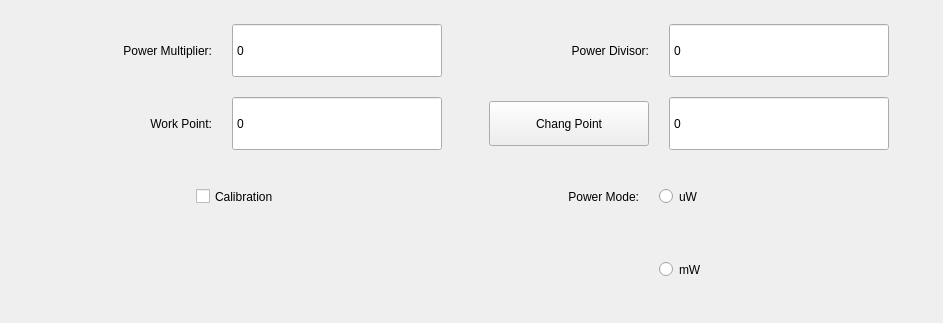
The window that motherwdt.ui (yuanjinxin123/shenglei) describes before a commit, drawn with Qt 5.
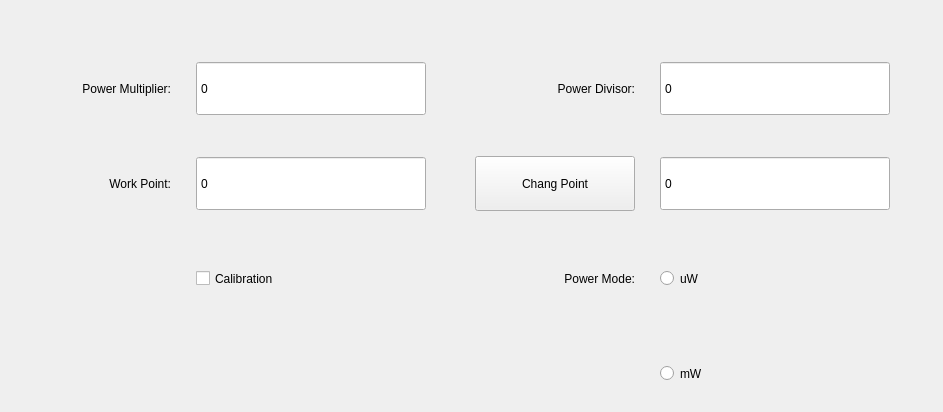
The same window after the commit.

What changed in the file:
```diff
--- a/motherwdt.ui
+++ b/motherwdt.ui
@@ -7,19 +7,25 @@
     <x>0</x>
     <y>0</y>
     <width>943</width>
-    <height>323</height>
+    <height>403</height>
    </rect>
   </property>
   <property name="windowTitle">
    <string>Form</string>
   </property>
-  <layout class="QGridLayout" name="gridLayout">
-   <item row="0" column="0">
-    <layout class="QHBoxLayout" name="horizontalLayout">
-     <property name="spacing">
-      <number>20</number>
+  <layout class="QHBoxLayout" name="horizontalLayout">
+   <item>
+    <layout class="QFormLayout" name="formLayout">
+     <property name="horizontalSpacing">
+      <number>25</number>
      </property>
-     <item>
+     <property name="verticalSpacing">
+      <number>40</number>
+     </property>
+     <property name="topMargin">
+      <number>50</number>
+     </property>
+     <item row="0" column="0">
       <widget class="QLabel" name="label">
        <property name="minimumSize">
         <size>
@@ -47,7 +53,7 @@
        </property>
       </widget>
      </item>
-     <item>
+     <item row="0" column="1">
       <widget class="QSpinBox" name="mPowerBt">
        <property name="sizePolicy">
         <sizepolicy hsizetype="Preferred" vsizetype="Preferred">
@@ -78,74 +84,7 @@
        </property>
       </widget>
      </item>
-    </layout>
-   </item>
-   <item row="0" column="1">
-    <layout class="QHBoxLayout" name="horizontalLayout_3">
-     <property name="spacing">
-      <number>20</number>
-     </property>
-     <item>
-      <widget class="QLabel" name="label_2">
-       <property name="minimumSize">
-        <size>
-         <width>160</width>
-         <height>55</height>
-        </size>
-       </property>
-       <property name="maximumSize">
-        <size>
-         <width>160</width>
-         <height>55</height>
-        </size>
-       </property>
-       <property name="text">
-        <string>Power Divisor:</string>
-       </property>
-       <property name="alignment">
-        <set>Qt::AlignRight|Qt::AlignTrailing|Qt::AlignVCenter</set>
-       </property>
-      </widget>
-     </item>
-     <item>
-      <widget class="QSpinBox" name="mPowerPz">
-       <property name="sizePolicy">
-        <sizepolicy hsizetype="Preferred" vsizetype="Preferred">
-         <horstretch>0</horstretch>
-         <verstretch>0</verstretch>
-        </sizepolicy>
-       </property>
-       <property name="minimumSize">
-        <size>
-         <width>210</width>
-         <height>55</height>
-        </size>
-       </property>
-       <property name="maximumSize">
-        <size>
-         <width>230</width>
-         <height>55</height>
-        </size>
-       </property>
-       <property name="readOnly">
-        <bool>true</bool>
-       </property>
-       <property name="buttonSymbols">
-        <enum>QAbstractSpinBox::NoButtons</enum>
-       </property>
-       <property name="maximum">
-        <number>80000</number>
-       </property>
-      </widget>
-     </item>
-    </layout>
-   </item>
-   <item row="1" column="0">
-    <layout class="QHBoxLayout" name="horizontalLayout_2">
-     <property name="spacing">
-      <number>20</number>
-     </property>
-     <item>
+     <item row="1" column="0">
       <widget class="QLabel" name="label_10">
        <property name="minimumSize">
         <size>
@@ -167,7 +106,7 @@
        </property>
       </widget>
      </item>
-     <item>
+     <item row="1" column="1">
       <widget class="QSpinBox" name="mWorkPoint">
        <property name="sizePolicy">
         <sizepolicy hsizetype="Preferred" vsizetype="Preferred">
@@ -195,90 +134,7 @@
        </property>
       </widget>
      </item>
-    </layout>
-   </item>
-   <item row="1" column="1">
-    <layout class="QHBoxLayout" name="horizontalLayout_4">
-     <property name="spacing">
-      <number>20</number>
-     </property>
-     <item>
-      <widget class="QPushButton" name="mChangePointBtn">
-       <property name="sizePolicy">
-        <sizepolicy hsizetype="Minimum" vsizetype="Preferred">
-         <horstretch>0</horstretch>
-         <verstretch>0</verstretch>
-        </sizepolicy>
-       </property>
-       <property name="minimumSize">
-        <size>
-         <width>160</width>
-         <height>45</height>
-        </size>
-       </property>
-       <property name="maximumSize">
-        <size>
-         <width>160</width>
-         <height>45</height>
-        </size>
-       </property>
-       <property name="text">
-        <string>Chang Point</string>
-       </property>
-      </widget>
-     </item>
-     <item>
-      <widget class="QSpinBox" name="mChangePoint">
-       <property name="sizePolicy">
-        <sizepolicy hsizetype="Preferred" vsizetype="Preferred">
-         <horstretch>0</horstretch>
-         <verstretch>0</verstretch>
-        </sizepolicy>
-       </property>
-       <property name="minimumSize">
-        <size>
-         <width>210</width>
-         <height>55</height>
-        </size>
-       </property>
-       <property name="maximumSize">
-        <size>
-         <width>230</width>
-         <height>55</height>
-        </size>
-       </property>
-       <property name="readOnly">
-        <bool>true</bool>
-       </property>
-       <property name="buttonSymbols">
-        <enum>QAbstractSpinBox::NoButtons</enum>
-       </property>
-      </widget>
-     </item>
-    </layout>
-   </item>
-   <item row="2" column="0">
-    <layout class="QHBoxLayout" name="horizontalLayout_7">
-     <item>
-      <widget class="QLabel" name="label_5">
-       <property name="minimumSize">
-        <size>
-         <width>110</width>
-         <height>55</height>
-        </size>
-       </property>
-       <property name="maximumSize">
-        <size>
-         <width>110</width>
-         <height>55</height>
-        </size>
-       </property>
-       <property name="text">
-        <string/>
-       </property>
-      </widget>
-     </item>
-     <item>
+     <item row="2" column="1">
       <widget class="QCheckBox" name="mCorrectSwitch">
        <property name="sizePolicy">
         <sizepolicy hsizetype="Minimum" vsizetype="Preferred">
@@ -306,24 +162,155 @@
        </property>
       </widget>
      </item>
+     <item row="3" column="1">
+      <widget class="QLabel" name="label_5">
+       <property name="minimumSize">
+        <size>
+         <width>210</width>
+         <height>55</height>
+        </size>
+       </property>
+       <property name="maximumSize">
+        <size>
+         <width>230</width>
+         <height>55</height>
+        </size>
+       </property>
+       <property name="text">
+        <string/>
+       </property>
+      </widget>
+     </item>
     </layout>
    </item>
-   <item row="2" column="1">
-    <layout class="QHBoxLayout" name="horizontalLayout_5">
-     <property name="spacing">
-      <number>20</number>
+   <item>
+    <layout class="QFormLayout" name="formLayout_2">
+     <property name="horizontalSpacing">
+      <number>25</number>
      </property>
-     <item>
+     <property name="verticalSpacing">
+      <number>40</number>
+     </property>
+     <property name="topMargin">
+      <number>50</number>
+     </property>
+     <item row="0" column="0">
+      <widget class="QLabel" name="label_2">
+       <property name="minimumSize">
+        <size>
+         <width>160</width>
+         <height>55</height>
+        </size>
+       </property>
+       <property name="maximumSize">
+        <size>
+         <width>160</width>
+         <height>55</height>
+        </size>
+       </property>
+       <property name="text">
+        <string>Power Divisor:</string>
+       </property>
+       <property name="alignment">
+        <set>Qt::AlignRight|Qt::AlignTrailing|Qt::AlignVCenter</set>
+       </property>
+      </widget>
+     </item>
+     <item row="0" column="1">
+      <widget class="QSpinBox" name="mPowerPz">
+       <property name="sizePolicy">
+        <sizepolicy hsizetype="Preferred" vsizetype="Preferred">
+         <horstretch>0</horstretch>
+         <verstretch>0</verstretch>
+        </sizepolicy>
+       </property>
+       <property name="minimumSize">
+        <size>
+         <width>210</width>
+         <height>55</height>
+        </size>
+       </property>
+       <property name="maximumSize">
+        <size>
+         <width>230</width>
+         <height>55</height>
+        </size>
+       </property>
+       <property name="readOnly">
+        <bool>true</bool>
+       </property>
+       <property name="buttonSymbols">
+        <enum>QAbstractSpinBox::NoButtons</enum>
+       </property>
+       <property name="maximum">
+        <number>80000</number>
+       </property>
+      </widget>
+     </item>
+     <item row="1" column="0">
+      <widget class="QPushButton" name="mChangePointBtn">
+       <property name="sizePolicy">
+        <sizepolicy hsizetype="Minimum" vsizetype="Preferred">
+         <horstretch>0</horstretch>
+         <verstretch>0</verstretch>
+        </sizepolicy>
+       </property>
+       <property name="minimumSize">
+        <size>
+         <width>160</width>
+         <height>55</height>
+        </size>
+       </property>
+       <property name="maximumSize">
+        <size>
+         <width>160</width>
+         <height>55</height>
+        </size>
+       </property>
+       <property name="text">
+        <string>Chang Point</string>
+       </property>
+      </widget>
+     </item>
+     <item row="1" column="1">
+      <widget class="QSpinBox" name="mChangePoint">
+       <property name="sizePolicy">
+        <sizepolicy hsizetype="Preferred" vsizetype="Preferred">
+         <horstretch>0</horstretch>
+         <verstretch>0</verstretch>
+        </sizepolicy>
+       </property>
+       <property name="minimumSize">
+        <size>
+         <width>210</width>
+         <height>55</height>
+        </size>
+       </property>
+       <property name="maximumSize">
+        <size>
+         <width>230</width>
+         <height>55</height>
+        </size>
+       </property>
+       <property name="readOnly">
+        <bool>true</bool>
+       </property>
+       <property name="buttonSymbols">
+        <enum>QAbstractSpinBox::NoButtons</enum>
+       </property>
+      </widget>
+     </item>
+     <item row="2" column="0">
       <widget class="QLabel" name="label_3">
        <property name="minimumSize">
         <size>
-         <width>150</width>
+         <width>160</width>
          <height>55</height>
         </size>
        </property>
        <property name="maximumSize">
         <size>
-         <width>150</width>
+         <width>160</width>
          <height>55</height>
         </size>
        </property>
@@ -335,7 +322,7 @@
        </property>
       </widget>
      </item>
-     <item>
+     <item row="2" column="1">
       <widget class="QRadioButton" name="muW">
        <property name="sizePolicy">
         <sizepolicy hsizetype="Minimum" vsizetype="Preferred">
@@ -360,24 +347,17 @@
        </property>
       </widget>
      </item>
-    </layout>
-   </item>
-   <item row="3" column="1">
-    <layout class="QHBoxLayout" name="horizontalLayout_6">
-     <property name="spacing">
-      <number>20</number>
-     </property>
-     <item>
+     <item row="3" column="0">
       <widget class="QLabel" name="label_4">
        <property name="minimumSize">
         <size>
-         <width>150</width>
+         <width>160</width>
          <height>55</height>
         </size>
        </property>
        <property name="maximumSize">
         <size>
-         <width>150</width>
+         <width>160</width>
          <height>55</height>
         </size>
        </property>
@@ -386,7 +366,7 @@
        </property>
       </widget>
      </item>
-     <item>
+     <item row="3" column="1">
       <widget class="QRadioButton" name="mMw">
        <property name="sizePolicy">
         <sizepolicy hsizetype="Minimum" vsizetype="Preferred">
```
